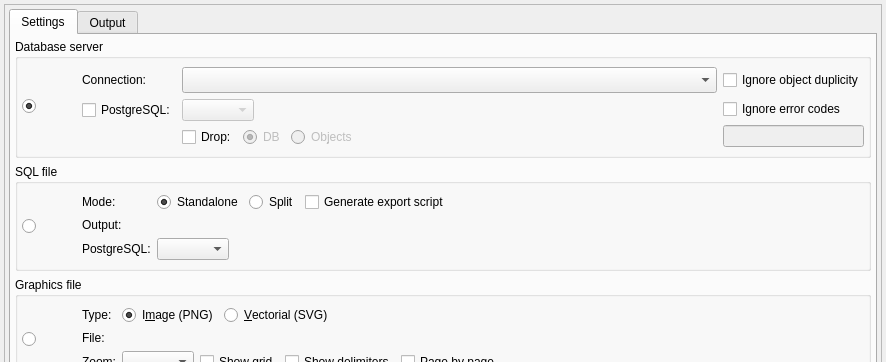
Before: the Qt Designer form libs/libgui/ui/tools/modelexportform.ui in pgmodeler/pgmodeler, drawn with Qt 5; both pictures show x 0 to 886 and y 0 to 362 of the 886 by 702 pixel window.
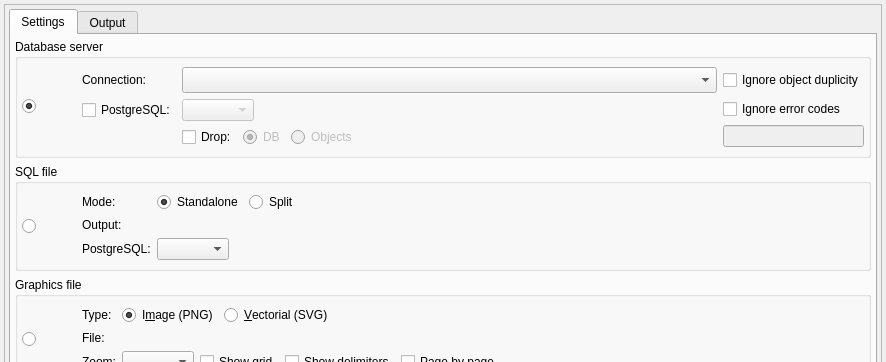
After: the same form once the commit is applied. Icons and pictures are not drawn.

Commit message: Ditching the idea of generating a shell script to tests split sql files.

```diff
--- a/libs/libgui/ui/tools/modelexportform.ui
+++ b/libs/libgui/ui/tools/modelexportform.ui
@@ -754,20 +754,17 @@
                    </widget>
                   </item>
                   <item>
-                   <widget class="QCheckBox" name="gen_script_chk">
-                    <property name="sizePolicy">
-                     <sizepolicy hsizetype="Expanding" vsizetype="Fixed">
-                      <horstretch>0</horstretch>
-                      <verstretch>0</verstretch>
-                     </sizepolicy>
+                   <spacer name="horizontalSpacer_8">
+                    <property name="orientation">
+                     <enum>Qt::Horizontal</enum>
                     </property>
-                    <property name="toolTip">
-                     <string>&lt;p&gt;Generates an export script that can be used to automate the execution of all created SQL files directly on a database server.&lt;/p&gt;</string>
+                    <property name="sizeHint" stdset="0">
+                     <size>
+                      <width>158</width>
+                      <height>20</height>
+                     </size>
                     </property>
-                    <property name="text">
-                     <string>Generate export script</string>
-                    </property>
-                   </widget>
+                   </spacer>
                   </item>
                  </layout>
                 </item>
```
The commit also changes 11 other files.
